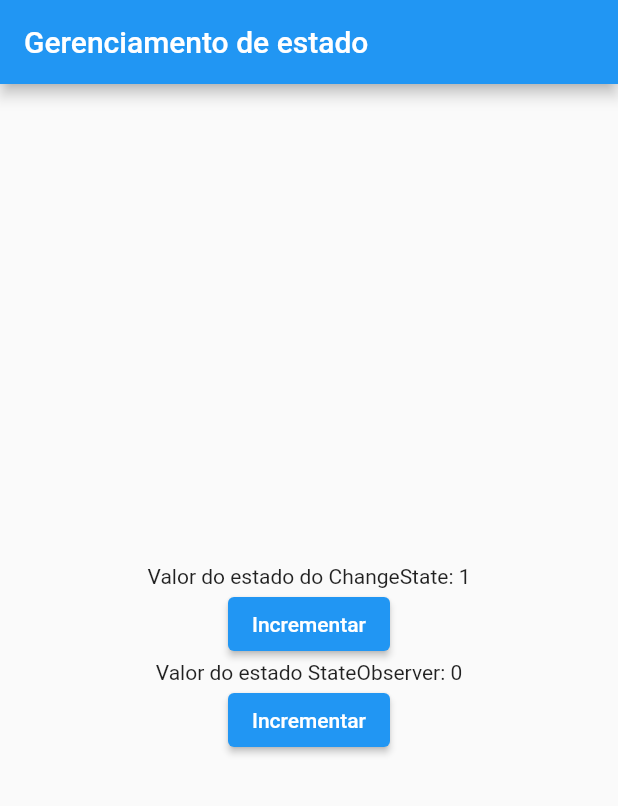
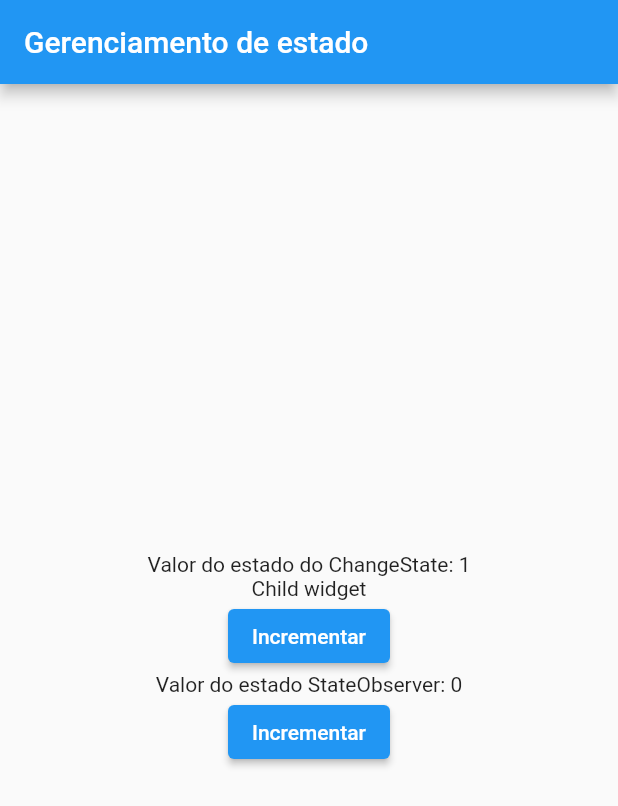
Before and after one commit to silviofrancoms10/criando_gerenciamento_estado_geral, a Flutter app: the screen it shows after launch, after a tap on "Incrementar", on a phone screen of 412 x 824 dp. Shown: the top 806 px of the screen. Run offline on Flutter 3.47's test engine with Material 3 defaults, Android fonts, the phone set to English and light mode, and no system bars.

Commit message:
Criando o primeiro Builder

```diff
--- /dev/null
+++ b/lib/builders/observable_builder.dart
@@ -0,0 +1,36 @@
+import 'package:criando_gerenciamento_estado/contracts/observable.dart';
+import 'package:flutter/material.dart';
+
+class ObservableBuilder extends StatefulWidget {
+  final Observable observable;
+  final Widget? child;
+  final Widget Function(BuildContext context, Widget? child) builder;
+  const ObservableBuilder({super.key, required this.observable, required this.builder, this.child});
+
+  @override
+  State<ObservableBuilder> createState() => _ObservableBuilderState();
+}
+
+class _ObservableBuilderState extends State<ObservableBuilder> {
+  @override
+  void initState() {
+    widget.observable.addListener(rebuild);
+    super.initState();
+  }
+
+  void rebuild(){
+    setState(() {
+    });
+  }
+
+  @override
+  Widget build(BuildContext context) {
+    return widget.builder(context, widget.child);
+  }
+
+  @override
+  void dispose() {
+    widget.observable.removeListener(rebuild);
+    super.dispose();
+  }
+}
--- a/lib/controllers/state_observable.dart
+++ b/lib/controllers/state_observable.dart
@@ -2,7 +2,6 @@
 import 'package:criando_gerenciamento_estado/controllers/change_state.dart';
 
 class StateObservable<T> extends ChangeState implements ObservableState {
-  @override
    T _state;
 
    T get state => _state;
--- a/lib/main.dart
+++ b/lib/main.dart
@@ -1,3 +1,4 @@
+import 'package:criando_gerenciamento_estado/builders/observable_builder.dart';
 import 'package:criando_gerenciamento_estado/classes/counter_state.dart';
 import 'package:criando_gerenciamento_estado/controllers/state_observable.dart';
 import 'package:flutter/material.dart';
@@ -27,18 +28,16 @@
 }
 
 class _MyHomePageState extends State<MyHomePage> {
-      final counterState = CounterState();
-      final observableCounter = StateObservable(0);
+  final counterState = CounterState();
+  final observableCounter = StateObservable(0);
   @override
   void initState() {
-    counterState.addListener(callback);
     observableCounter.addListener(callback);
     super.initState();
   }
 
-  void callback(){
-    setState(() {
-    });
+  void callback() {
+    setState(() {});
   }
 
   @override
@@ -49,14 +48,32 @@
         child: Column(
           mainAxisAlignment: MainAxisAlignment.center,
           children: [
-            Text("Valor do estado do ChangeState: ${counterState.counter}"),
-            ElevatedButton(onPressed: () {
-              counterState.increment();
-            }, child: const Text("Incrementar")),
+            ObservableBuilder(
+              observable: counterState,
+              child: const Text("Child widget"),
+              builder: (context, child) {
+                return Column(
+                  children: [
+                    Text("Valor do estado do ChangeState: ${counterState.counter}"),
+                    child!,
+                  ],
+                );
+              },
+            ),
+
+            ElevatedButton(
+              onPressed: () {
+                counterState.increment();
+              },
+              child: const Text("Incrementar"),
+            ),
             Text("Valor do estado StateObserver: ${observableCounter.state}"),
-            ElevatedButton(onPressed: () {
-              observableCounter.state++;
-            }, child: const Text("Incrementar"))
+            ElevatedButton(
+              onPressed: () {
+                observableCounter.state++;
+              },
+              child: const Text("Incrementar"),
+            ),
           ],
         ),
       ),
@@ -65,7 +82,6 @@
 
   @override
   void dispose() {
-    counterState.removeListener(callback);
     observableCounter.removeListener(callback);
     super.dispose();
   }
```
